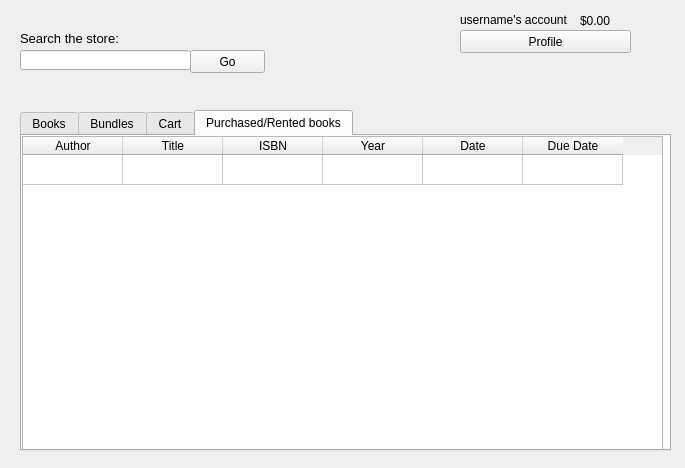
First picture: the form in mainwindow.ui, repository mprevir/bookstore_customer, before the edit.
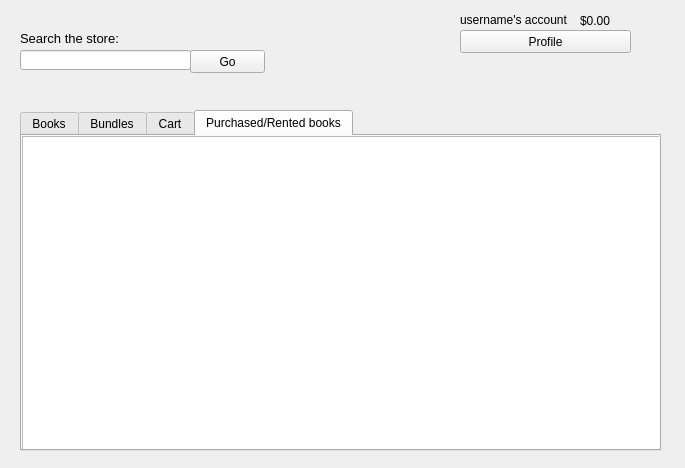
Second picture: the form after the edit. The open tabs and pages were chosen to show the change.

Patch:
```diff
--- a/mainwindow.ui
+++ b/mainwindow.ui
@@ -54,7 +54,7 @@
      <rect>
       <x>20</x>
       <y>110</y>
-      <width>651</width>
+      <width>641</width>
       <height>341</height>
      </rect>
     </property>
@@ -239,10 +239,7 @@
      <attribute name="title">
       <string>Purchased/Rented books</string>
      </attribute>
-     <widget class="QTableWidget" name="tableWidget_4">
-      <property name="enabled">
-       <bool>true</bool>
-      </property>
+     <widget class="QTableView" name="tableView_Cart_2">
       <property name="geometry">
        <rect>
         <x>0</x>
@@ -251,79 +248,6 @@
         <height>321</height>
        </rect>
       </property>
-      <property name="sizePolicy">
-       <sizepolicy hsizetype="Fixed" vsizetype="Expanding">
-        <horstretch>0</horstretch>
-        <verstretch>0</verstretch>
-       </sizepolicy>
-      </property>
-      <property name="editTriggers">
-       <set>QAbstractItemView::NoEditTriggers</set>
-      </property>
-      <attribute name="verticalHeaderVisible">
-       <bool>false</bool>
-      </attribute>
-      <row>
-       <property name="text">
-        <string>test</string>
-       </property>
-      </row>
-      <column>
-       <property name="text">
-        <string>Author</string>
-       </property>
-      </column>
-      <column>
-       <property name="text">
-        <string>Title</string>
-       </property>
-      </column>
-      <column>
-       <property name="text">
-        <string>ISBN</string>
-       </property>
-      </column>
-      <column>
-       <property name="text">
-        <string>Year</string>
-       </property>
-      </column>
-      <column>
-       <property name="text">
-        <string>Date</string>
-       </property>
-      </column>
-      <column>
-       <property name="text">
-        <string>Due Date</string>
-       </property>
-      </column>
-      <item row="0" column="0">
-       <property name="text">
-        <string/>
-       </property>
-      </item>
-      <item row="0" column="5">
-       <property name="text">
-        <string/>
-       </property>
-       <property name="font">
-        <font>
-         <pointsize>10</pointsize>
-         <weight>75</weight>
-         <bold>true</bold>
-        </font>
-       </property>
-       <property name="foreground">
-        <brush brushstyle="NoBrush">
-         <color alpha="255">
-          <red>0</red>
-          <green>0</green>
-          <blue>0</blue>
-         </color>
-        </brush>
-       </property>
-      </item>
      </widget>
     </widget>
    </widget>
```
Left out of the diff: 133 changed lines with no effect on the pictures.
